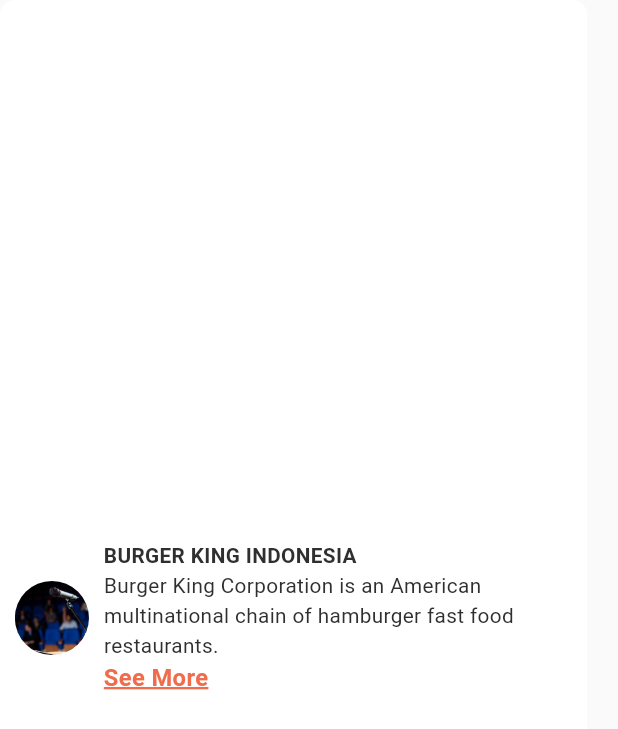
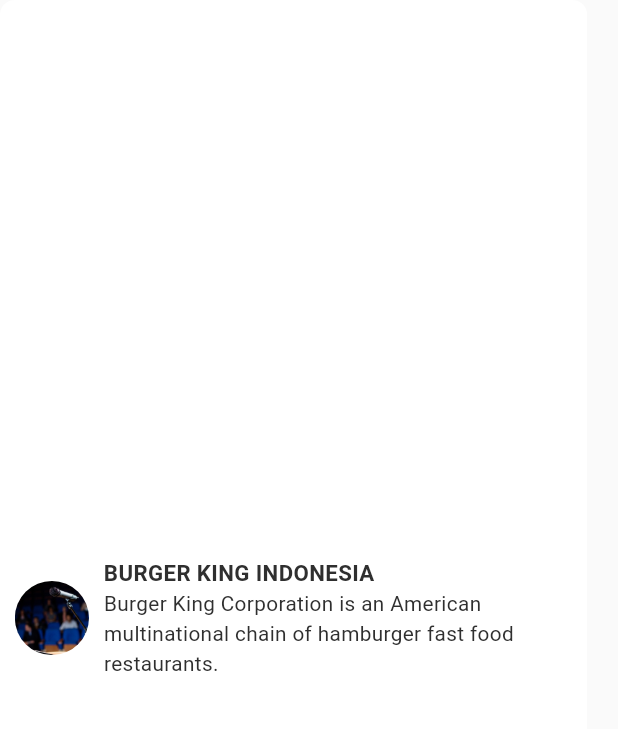
Before and after one commit to Hussein2077/pile_up, a Flutter app: the MerchantsStores widget shown alone on an empty page, opened directly, on a phone screen of 412 x 824 dp. Shown: the top 729 px of the screen. Run offline on Flutter 3.47's test engine with Material 3 defaults, Android fonts, the light colour scheme and no system bars; our stand-ins replace carousel_slider, dartz, dio, dropdown_button2, easy_localization, equatable and 9 more; missing offline and left inert: animated_float_action_button; accounts and stored records are empty.

Commit message:
remove merchant detail screen

```diff
--- a/lib/features/home/presentation/componants/merchant_details/merchants_stores.dart
+++ b/lib/features/home/presentation/componants/merchant_details/merchants_stores.dart
@@ -1,7 +1,6 @@
 import 'package:easy_localization/easy_localization.dart';
 import 'package:flutter/material.dart';
 import 'package:pile_up/core/resource_manager/colors.dart';
-import 'package:pile_up/core/resource_manager/routes.dart';
 import 'package:pile_up/core/resource_manager/string_manager.dart';
 import 'package:pile_up/core/utils/app_size.dart';
 import 'package:pile_up/core/widgets/cutom_text.dart';
@@ -49,27 +48,14 @@
                     CustomText(
                         text: merchants.text,
                         color: AppColors.blackLow,
-                        fontSize: AppSize.defaultSize! * 1.4,
-                        fontWeight: FontWeight.w600),
+                        fontSize: AppSize.defaultSize! * 1.5,
+                        fontWeight: FontWeight.w700),
                     CustomText(
                         text: merchants.description,
                         color: AppColors.blackLow,
                         maxLines: 4,
                         textAlign: TextAlign.start,
                         fontSize: AppSize.defaultSize! * 1.4),
-                    InkWell(
-                      onTap: () {
-                        Navigator.pushNamed(context, Routes.blogComplete);
-                      },
-                      child: CustomText(
-                        text: StringManager.seeMore.tr(),
-                        color: AppColors.orange,
-                        textDecoration: TextDecoration.underline,
-                        decorationColor: AppColors.orange,
-                        fontWeight: FontWeight.w600,
-                        fontSize: AppSize.defaultSize! * 1.6,
-                      ),
-                    ),
                   ],
                 ),
               )
```
Also changed, not shown: lib/features/home/presentation/componants/drawer/drawer.dart (+13 -2 lines).
